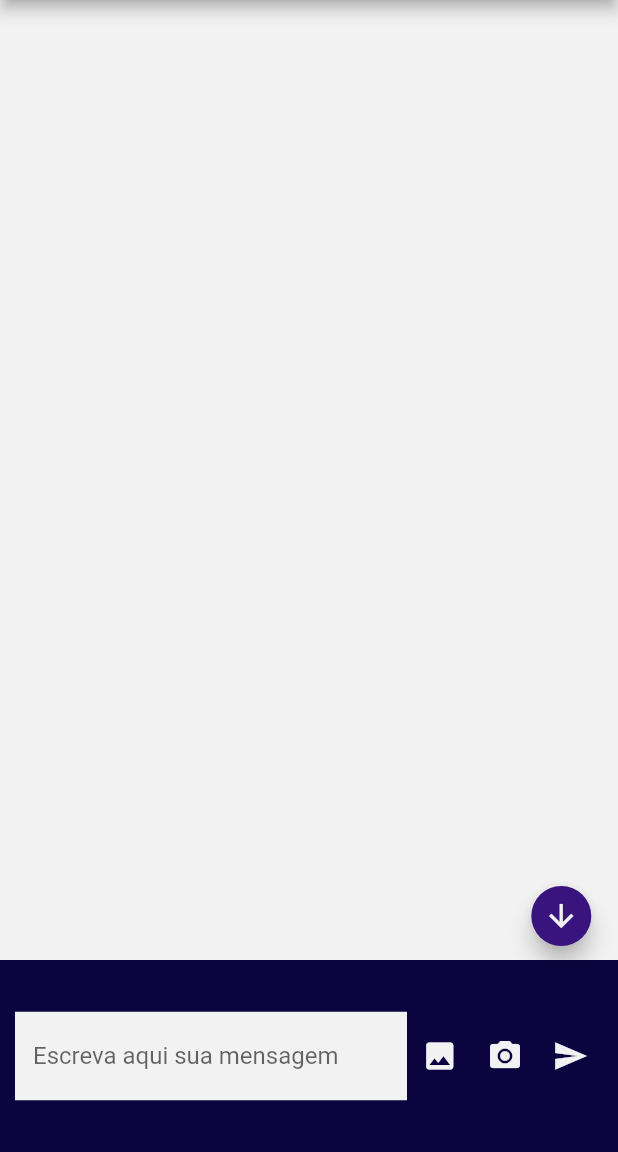
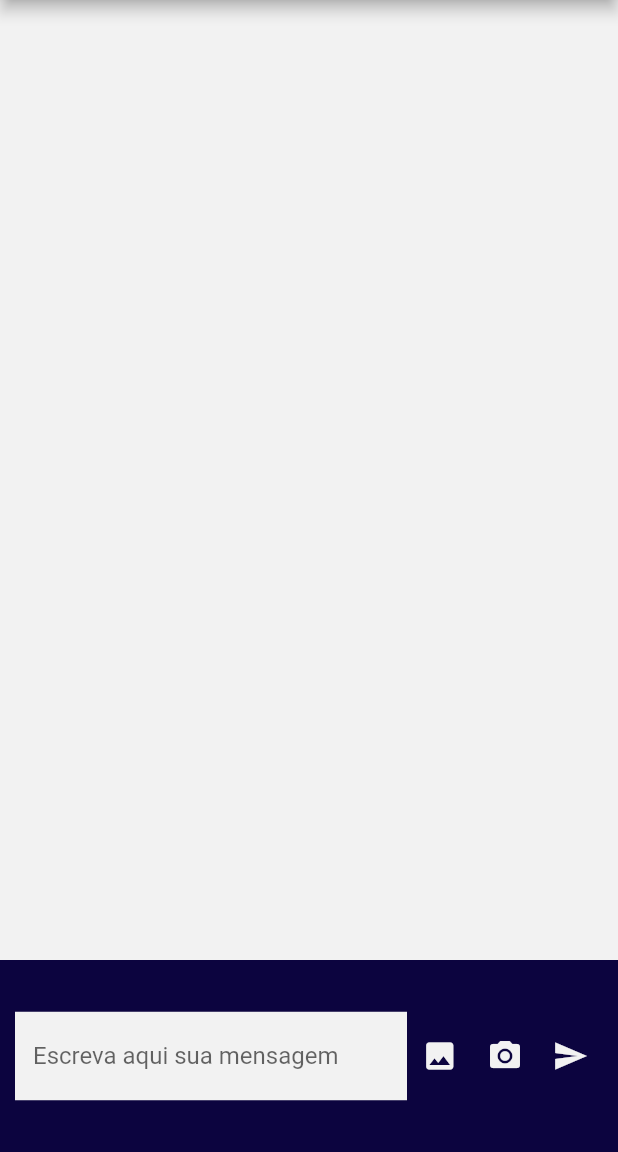
Before and after one commit to Luisz576/Let-s-Talk, a Flutter app: the ChatScreen screen opened directly, on a phone screen of 412 x 824 dp, the part 84-1236 px from its top. Run offline on Flutter 3.47's test engine with Material 2 defaults, Android fonts, the phone set to English and light mode, and no system bars; our stand-ins replace cloud_firestore, firebase_core, firebase_database, firebase_storage, image_picker, shared_preferences; missing offline and left inert: cloud_firestore_web, firebase_core_web, firebase_database_web, firebase_storage_web, image_picker_for_web, shared_preferences_web; accounts and stored records are empty; generated files the repository leaves out were written again.

Commit message:
Floating button

```diff
--- a/letstalk/lib/screens/chat_screen.dart
+++ b/letstalk/lib/screens/chat_screen.dart
@@ -2,8 +2,8 @@ import 'package:flutter/material.dart';
 import 'package:letstalk/screens/settings_screen.dart';
 import 'package:letstalk/tabs/chat_tab.dart';
 import 'package:letstalk/utils/app_colors.dart';
-import 'package:letstalk/utils/call_me.dart';
 import 'package:letstalk/utils/custom_floating_action_button_location.dart';
+import 'package:letstalk/widgets/custom_floating_action_button.dart';
 
 class ChatScreen extends StatefulWidget {
   const ChatScreen({Key? key}) : super(key: key);
@@ -44,13 +44,7 @@ class _ChatScreenState extends State<ChatScreen> {
               MediaQuery.of(context).size.width * (5.1/6),
               MediaQuery.of(context).size.height * (3.9/5),
       ),
-      floatingActionButton: FloatingActionButton.small(
-        onPressed: () => CallMe.call("scroll_down_chat"),
-        backgroundColor: AppColors.terciaryColor,
-        child: const Icon(Icons.arrow_downward,
-          color: AppColors.whiteColor,
-        ),
-      ),
+      floatingActionButton: const CustomFloatingActionButton(),
     );
   }
 }
--- /dev/null
+++ b/letstalk/lib/widgets/custom_floating_action_button.dart
@@ -0,0 +1,44 @@
+import 'package:flutter/material.dart';
+import 'package:letstalk/utils/app_colors.dart';
+import 'package:letstalk/utils/call_me.dart';
+
+class CustomFloatingActionButton extends StatefulWidget {
+  const CustomFloatingActionButton({Key? key}) : super(key: key);
+
+  @override
+  State<CustomFloatingActionButton> createState() => _CustomFloatingActionButtonState();
+}
+
+class _CustomFloatingActionButtonState extends State<CustomFloatingActionButton> {
+  bool _isNotInTheEnd = false;
+
+  setThatIsNotInTheEnd(){
+    setState(() {
+      _isNotInTheEnd = true;
+    });
+  }
+
+  setThatIsInTheEnd(){
+    setState(() {
+      _isNotInTheEnd = false;
+    });
+  }
+
+  @override
+  void initState(){
+    super.initState();
+    CallMe.add("is_not_in_the_end_chat_list", setThatIsNotInTheEnd);
+    CallMe.add("is_in_the_end_chat_list", setThatIsInTheEnd);
+  }
+
+  @override
+  Widget build(BuildContext context) {
+    return _isNotInTheEnd ? FloatingActionButton.small(
+      onPressed: () => CallMe.call("scroll_down_chat"),
+      backgroundColor: AppColors.terciaryColor,
+      child: const Icon(Icons.arrow_downward,
+        color: AppColors.whiteColor,
+      ),
+    ) : Container();
+  }
+}
--- a/letstalk/lib/widgets/type_area_component.dart
+++ b/letstalk/lib/widgets/type_area_component.dart
@@ -131,7 +131,9 @@ class _TypeAreaComponentState extends State<TypeAreaComponent> {
               icon: Icons.camera_alt,
               iconColor: AppColors.whiteColor,
             ),
-            ExpandedIconButton(
+            isUploadingSomething ? const CircularProgressIndicator(
+              color: AppColors.whiteColor,
+            ) : ExpandedIconButton(
               flex: 1,
               onPressed: (){
                 if(isUploadingSomething){ return; }
@@ -157,7 +159,7 @@ class _TypeAreaComponentState extends State<TypeAreaComponent> {
                   });
                 }
               },
-              icon: isUploadingSomething ? Icons.arrow_upward : Icons.send,
+              icon: Icons.send,
               iconColor: AppColors.whiteColor,
             ),
           ],
```
Also changed, not shown: letstalk/lib/widgets/messages_list.dart (+7 -1 lines).
